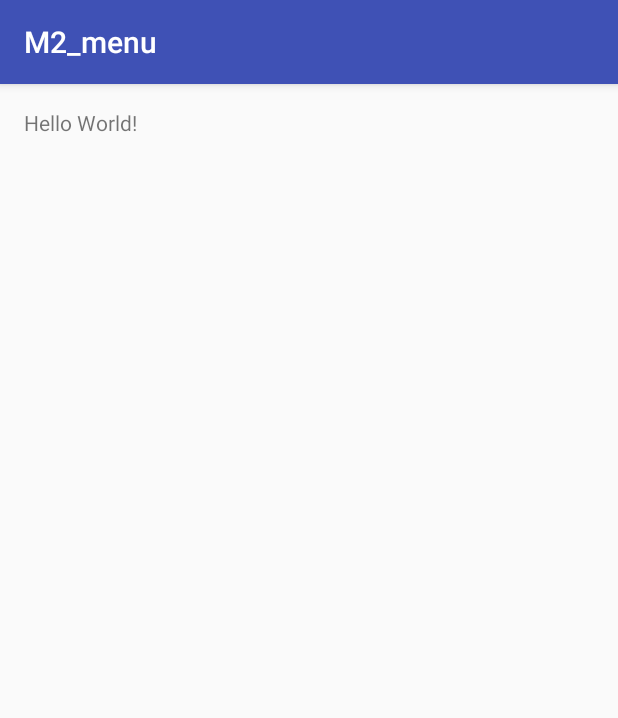
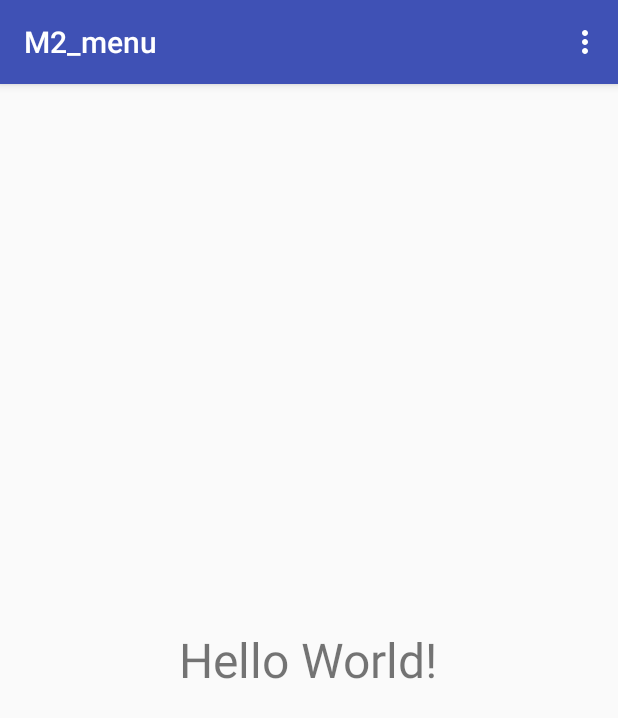
Before and after one commit to TimeFish/AndroidReview, an Android app: the screen it shows after launch (MainActivity), on a phone screen of 412 x 824 dp. Shown: the top 718 px of the screen. Run offline under Robolectric (Android 15) with nearby library versions, the phone set to English and light mode, and no system bars.

Commit message:
Menu
普通的Topbar菜单和上下文菜单示例

```diff
--- a/Date0808/m2_menu/src/main/java/com/xy/m2_menu/MainActivity.java
+++ b/Date0808/m2_menu/src/main/java/com/xy/m2_menu/MainActivity.java
@@ -2,12 +2,60 @@ package com.xy.m2_menu;
 
 import android.support.v7.app.AppCompatActivity;
 import android.os.Bundle;
+import android.view.ContextMenu;
+import android.view.Menu;
+import android.view.MenuInflater;
+import android.view.MenuItem;
+import android.view.View;
+import android.widget.TextView;
+import android.widget.Toast;
 
 public class MainActivity extends AppCompatActivity {
-
+    TextView mtextView;
     @Override
     protected void onCreate(Bundle savedInstanceState) {
         super.onCreate(savedInstanceState);
         setContentView(R.layout.activity_main);
+
+        mtextView = (TextView) findViewById(R.id.text);
+        //对控件设置上下文菜单，当长按这个控件后，弹出菜单选项
+        registerForContextMenu(mtextView);
+    }
+
+    @Override
+    public boolean onCreateOptionsMenu(Menu menu) {
+        MenuInflater menuInflater = getMenuInflater();
+        menuInflater.inflate(R.menu.menu_item,menu);
+        return super.onCreateOptionsMenu(menu);
+    }
+
+    @Override
+    public boolean onOptionsItemSelected(MenuItem item) {
+        switch (item.getItemId()) {
+            case R.id.apple:
+                Toast.makeText(MainActivity.this, "apple", Toast.LENGTH_SHORT).show();
+                break;
+            case R.id.banana:
+                Toast.makeText(MainActivity.this, "banana", Toast.LENGTH_SHORT).show();
+                break;
+            case R.id.littleIce:
+                Toast.makeText(MainActivity.this, "littleIce", Toast.LENGTH_SHORT).show();
+                break;
+            case R.id.plusIce:
+                Toast.makeText(MainActivity.this, "plusIce", Toast.LENGTH_SHORT).show();
+                break;
+        }
+        return super.onOptionsItemSelected(item);
+    }
+
+    @Override
+    public void onCreateContextMenu(ContextMenu menu, View v, ContextMenu.ContextMenuInfo menuInfo) {
+        super.onCreateContextMenu(menu, v, menuInfo);
+        getMenuInflater().inflate(R.menu.menu_ctx_item,menu);
+    }
+
+    @Override
+    public boolean onContextItemSelected(MenuItem item) {
+        return super.onContextItemSelected(item);
     }
 }
--- a/Date0808/m2_menu/src/main/res/layout/activity_main.xml
+++ b/Date0808/m2_menu/src/main/res/layout/activity_main.xml
@@ -10,7 +10,10 @@
     tools:context="com.xy.m2_menu.MainActivity">
 
     <TextView
+        android:id="@+id/text"
+        android:layout_centerInParent="true"
         android:layout_width="wrap_content"
         android:layout_height="wrap_content"
-        android:text="Hello World!" />
+        android:text="Hello World!"
+        android:textSize="32sp"/>
 </RelativeLayout>
--- /dev/null
+++ b/Date0808/m2_menu/src/main/res/menu/menu_ctx_item.xml
@@ -0,0 +1,6 @@
+<?xml version="1.0" encoding="utf-8"?>
+<menu xmlns:android="http://schemas.android.com/apk/res/android">
+    <item android:id="@+id/happy1" android:title="开心" />
+    <item android:id="@+id/happy2" android:title="很开心"/>
+    <item android:id="@+id/happy3" android:title="开心炸了"/>
+</menu>
--- a/Date0808/m2_menu/src/main/res/menu/menu_item.xml
+++ b/Date0808/m2_menu/src/main/res/menu/menu_item.xml
@@ -1,8 +1,17 @@
 <?xml version="1.0" encoding="utf-8"?>
 <menu xmlns:android="http://schemas.android.com/apk/res/android">
-    <group android:id="@+id/group1"
+    <group android:id="@+id/food"
         >
-        <item android:id="@+id/item_1"
-            android:title="">item1</item>
+        <item android:id="@+id/apple"
+            android:title="苹果"/>
+        <item android:id="@+id/banana"
+            android:title="香蕉"/>
+    </group>
+    <group android:id="@+id/ice"
+        >
+        <item android:id="@+id/littleIce"
+            android:title="少冰"/>
+        <item android:id="@+id/plusIce"
+            android:title="多冰"/>
     </group>
 </menu>
```
